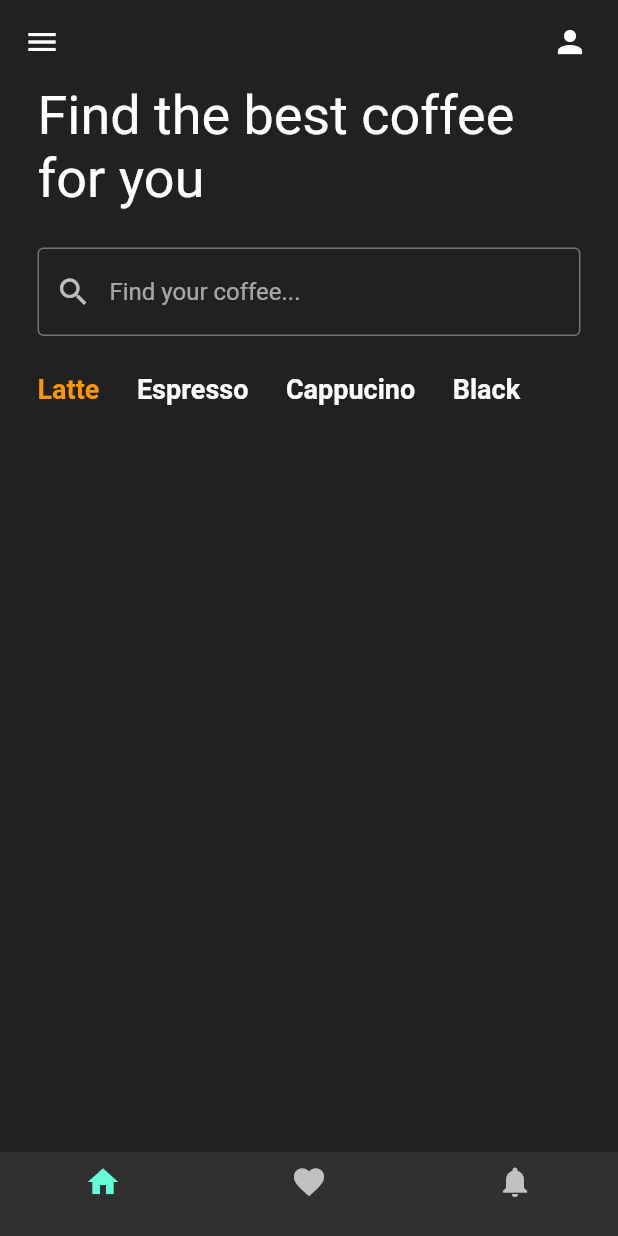
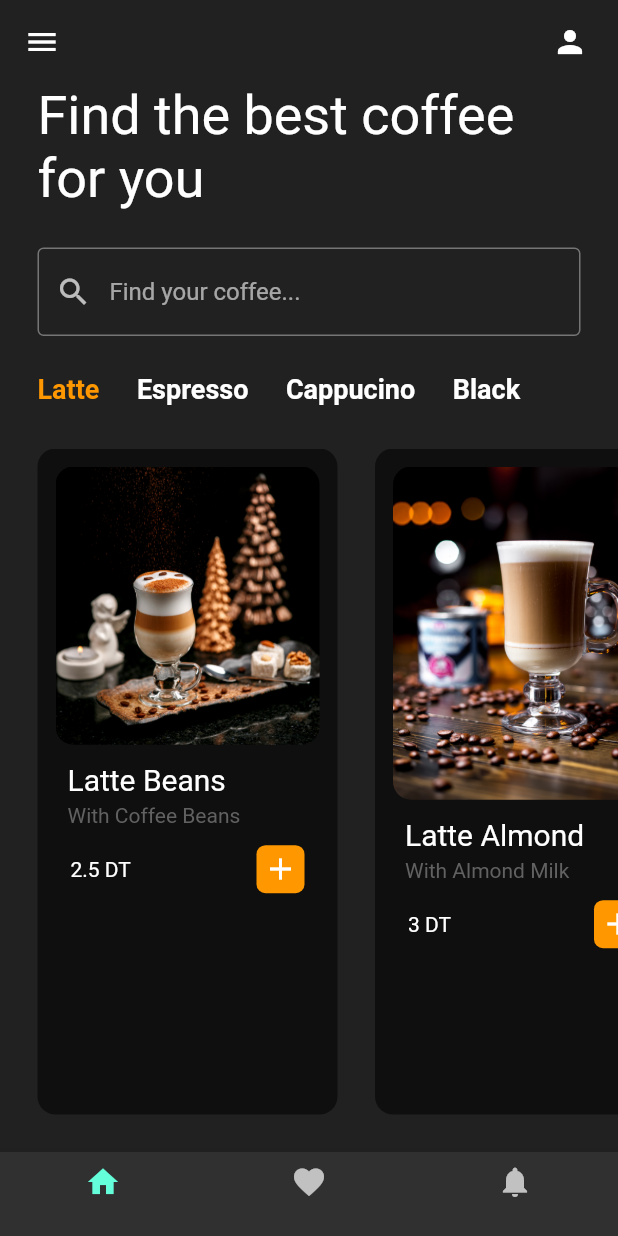
Before and after one commit to Mohamed-Aziz-Mhadhbi/CoffeeShop, a Flutter app: the screen it shows after launch, on a phone screen of 412 x 824 dp. Run offline on Flutter 3.47's test engine with Material 2 defaults, Android fonts, the phone set to English and light mode, and no system bars.

Commit message:
correcting some stuff

```diff
--- a/lib/pages/home_page.dart
+++ b/lib/pages/home_page.dart
@@ -12,7 +12,8 @@ class HomePage extends StatefulWidget {
 }
 
 class _HomePageState extends State<HomePage> {
-  List latte = [
+  final List latte = [
+    // [ coffeImagePath, coffeName, coffeDescription, coffePrice ]
     [
       'lib/images/latte-with-coffee-beans-table.jpg',
       'Latte Beans',
@@ -33,21 +34,35 @@ class _HomePageState extends State<HomePage> {
     ],
   ];
 
-  List espresso = [
-    ['', '', '', ''],
-  ];
-  List cappucino = [
-    ['', '', '', ''],
+  final List espresso = [
+    [
+      'lib/images/person-serving-cup-coffee-with-metal-jug.jpg',
+      'espresso',
+      'espresso coffee',
+      '2 DT'
+    ],
   ];
 
-  List black = [
-    ['', '', '', ''],
+  final List cappucino = [
+    [
+      'lib/images/person-serving-cup-coffee.jpg',
+      'cappucino',
+      'cappucino coffee',
+      '3 DT',
+    ],
+  ];
+
+  final List black = [
+    [
+      'lib/images/morning-with-turkish-coffee-brewing.jpg',
+      'Turck',
+      'Turkish Coffee',
+      '3 DT'
+    ],
   ];
 
 // overall coffe summary
-  List coffeeTileList = [
-    // [ coffeImagePath, coffeName, coffeDescription, coffePrice ]
-  ];
+  late List coffeeTileList = latte;
 // list of coffe types
   final List coffeeType = [
     // [coffee type, isSelected]
```
